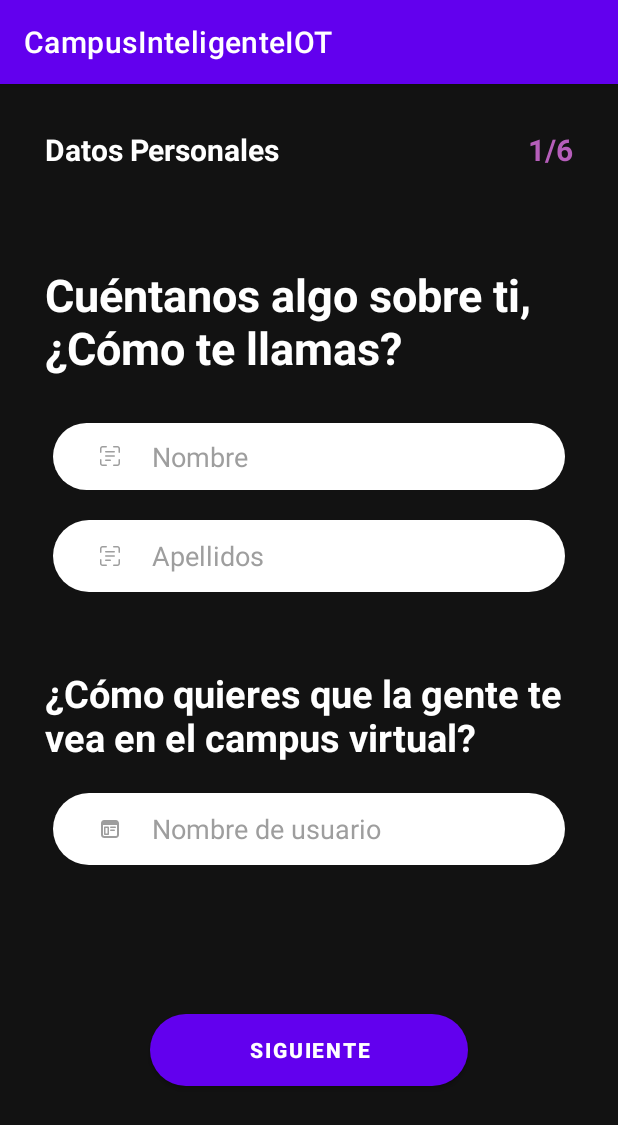
After one commit to Cristian1711/CampusInteligenteIOT, an Android app: the RegisterNameFragment screen opened through its navigation route, on a phone screen of 412 x 824 dp. The commit adds this screen. Shown: the top 1125 px of the screen. Run offline under Robolectric (Android 15) with nearby library versions, the phone set to English and light mode, and no system bars; our stand-ins replace Firebase (no records; nobody signed in at launch, a user with empty details on screens opened directly).

Commit message:
adicion de nuevos fragmentos autenticacion

```diff
--- /dev/null
+++ b/app/src/main/java/com/example/campusinteligenteiot/ui/authentication/registerdata/RegisterCollegeDegreeViewModel.kt
@@ -0,0 +1,6 @@
+package com.example.campusinteligenteiot.ui.authentication.registerdata
+
+import androidx.lifecycle.ViewModel
+
+class RegisterCollegeDegreeViewModel : ViewModel() {
+}
--- /dev/null
+++ b/app/src/main/java/com/example/campusinteligenteiot/ui/authentication/registerdata/RegisterNameFragment.kt
@@ -0,0 +1,97 @@
+package com.example.campusinteligenteiot.ui.authentication.registerdata
+
+import android.os.Bundle
+import androidx.fragment.app.Fragment
+import android.view.LayoutInflater
+import android.view.View
+import android.view.ViewGroup
+import android.widget.Toast
+import androidx.core.os.bundleOf
+import androidx.fragment.app.viewModels
+import androidx.navigation.fragment.findNavController
+import com.example.campusinteligenteiot.R
+import com.example.campusinteligenteiot.databinding.FragmentRegisterNameBinding
+
+class RegisterNameFragment : Fragment() {
+
+    private var NAME = "name"
+    private var SURNAME = "surname"
+    private var USERNAME = "username"
+    //private var PHONENUMBER = "phonenumber"
+
+    private val viewModel by viewModels<RegisterNameViewModel>()
+
+    //ViewBiding
+    private  var _binding: FragmentRegisterNameBinding? = null
+    // This property is only valid between onCreateView and
+    // onDestroyView.
+    private val binding get() = _binding!!
+
+    override fun onCreate(savedInstanceState: Bundle?) {
+        super.onCreate(savedInstanceState)
+
+        //val phoneNumber = arguments?.getString("phoneNumber")
+
+        //PHONENUMBER = phoneNumber!!
+    }
+    override fun onCreateView(
+        inflater: LayoutInflater, container: ViewGroup?,
+        savedInstanceState: Bundle?
+    ): View? {
+        // Inflate the layout for this fragment
+        _binding = FragmentRegisterNameBinding.inflate(inflater,container,false)
+        return binding.root
+    }
+
+    override fun onViewCreated(view: View, savedInstanceState: Bundle?) {
+        super.onViewCreated(view, savedInstanceState)
+        setUp()
+        viewModelSetUp()
+
+    }
+
+    private fun setUp() {
+        binding.nextButton.setOnClickListener {
+            val name = binding.nameEditText.text.toString()
+            val surname = binding.surnameEditText.text.toString()
+            val username = binding.userNameEditText.text.toString()
+
+            NAME = name
+            USERNAME = username
+            SURNAME = surname
+
+            viewModel.setValues(name,surname,username)
+        }
+    }
+
+    private fun viewModelSetUp() {
+        with(viewModel) {
+
+            successLD.observe(viewLifecycleOwner) {
+                activity?.also {
+                }
+                goNext()
+            }
+            errorLD.observe(viewLifecycleOwner) { msg->
+                activity?.also {
+                    Toast.makeText(context,msg, Toast.LENGTH_SHORT).show()
+                }
+            }
+        }
+    }
+
+    private fun goNext() {
+        val bundle = bundleOf(
+            //"phoneNumber" to PHONENUMBER,
+            "name" to NAME,
+            "surname" to SURNAME,
+            "username" to USERNAME,
+
+            )
+        findNavController().navigate(
+            R.id.action_registerNameFragment_to_registerCollegeDegreeFragment,
+            bundle)
+
+    }
+
+}
--- /dev/null
+++ b/app/src/main/java/com/example/campusinteligenteiot/ui/authentication/registerdata/RegisterNameViewModel.kt
@@ -0,0 +1,33 @@
+package com.example.campusinteligenteiot.ui.authentication.registerdata
+
+import androidx.lifecycle.LiveData
+import androidx.lifecycle.ViewModel
+import com.example.campusinteligenteiot.R
+import com.example.campusinteligenteiot.common.SingleLiveEvent
+
+class RegisterNameViewModel: ViewModel() {
+
+    private val errorSLE = SingleLiveEvent<Int>()
+    private val successSLE = SingleLiveEvent<Int>()
+    val errorLD: LiveData<Int> = errorSLE
+    val successLD: LiveData<Int> = successSLE
+
+    fun setValues(name: String, surname: String, username: String) {
+        if (name.isEmpty()) {
+            errorSLE.value = R.string.register_empty_name
+            return
+        }
+        else if (surname.isEmpty()) {
+            errorSLE.value = R.string.register_empty_surname
+            return
+        }
+        else if (username.isBlank()) {
+            errorSLE.value = R.string.register_empty_username
+            return
+        }
+        else {
+            successSLE.value = R.string.register_success
+        }
+    }
+
+}
--- a/app/src/main/java/com/example/campusinteligenteiot/ui/authentication/registerdata/VerifyEmailFragment.kt
+++ b/app/src/main/java/com/example/campusinteligenteiot/ui/authentication/registerdata/VerifyEmailFragment.kt
@@ -86,7 +86,6 @@ class VerifyEmailFragment : Fragment() {
     }
 
     private fun goToRegisterData() {
-        //findNavController().navigate(R.id.action_verifyEmailFragment_to_registerUserFragment)
-        //findNavController().navigate(R.id.action_verifyEmailFragment_to_phoneNumberFragment)
+        findNavController().navigate(R.id.action_verifyEmailFragment_to_registerNameFragment)
     }
 }
--- /dev/null
+++ b/app/src/main/res/layout/fragment_register_name.xml
@@ -0,0 +1,147 @@
+<?xml version="1.0" encoding="utf-8"?>
+<androidx.constraintlayout.widget.ConstraintLayout xmlns:android="http://schemas.android.com/apk/res/android"
+    xmlns:app="http://schemas.android.com/apk/res-auto"
+    xmlns:tools="http://schemas.android.com/tools"
+    android:layout_width="match_parent"
+    android:layout_height="match_parent"
+    tools:context=".ui.authentication.registerdata.RegisterNameFragment"
+    android:background="@color/colorBackground">
+
+    <EditText
+        android:id="@+id/nameEditText"
+        android:layout_width="match_parent"
+        android:layout_height="wrap_content"
+        android:layout_marginStart="35dp"
+        android:layout_marginTop="30dp"
+        android:layout_marginEnd="35dp"
+        android:background="@drawable/input"
+        android:drawableStart="@drawable/ic_text"
+        android:drawablePadding="20dp"
+        android:ems="10"
+        android:hint="Nombre"
+        android:inputType="textPersonName"
+        android:paddingStart="30dp"
+        android:textAlignment="textStart"
+        android:textColor="@color/black"
+        android:textColorHint="@color/colorHint"
+        app:layout_constraintEnd_toEndOf="parent"
+        app:layout_constraintHorizontal_bias="0.497"
+        app:layout_constraintStart_toStartOf="parent"
+        app:layout_constraintTop_toBottomOf="@+id/textView9" />
+
+    <EditText
+        android:id="@+id/surnameEditText"
+        android:layout_width="match_parent"
+        android:layout_height="wrap_content"
+        android:layout_marginStart="35dp"
+        android:layout_marginTop="20dp"
+        android:layout_marginEnd="35dp"
+        android:background="@drawable/input"
+        android:drawableStart="@drawable/ic_text"
+        android:drawablePadding="20dp"
+        android:ems="10"
+        android:hint="Apellidos"
+        android:inputType="textPersonName"
+        android:minHeight="48dp"
+        android:paddingStart="30dp"
+        android:textAlignment="textStart"
+        android:textColor="@color/black"
+        android:textColorHint="@color/colorHint"
+        app:layout_constraintEnd_toEndOf="parent"
+        app:layout_constraintStart_toStartOf="parent"
+        app:layout_constraintTop_toBottomOf="@+id/nameEditText" />
+
+    <EditText
+        android:id="@+id/userNameEditText"
+        android:layout_width="match_parent"
+        android:layout_height="wrap_content"
+        android:layout_marginStart="35dp"
+        android:layout_marginTop="20dp"
+        android:layout_marginEnd="35dp"
+        android:background="@drawable/input"
+        android:drawableStart="@drawable/ic_calendar"
+        android:drawablePadding="20dp"
+        android:ems="10"
+        android:hint="Nombre de usuario"
+        android:inputType="textPersonName"
+        android:minHeight="48dp"
+        android:paddingStart="30dp"
+        android:textAlignment="textStart"
+        android:textColor="@color/black"
+        android:textColorHint="@color/colorHint"
+        app:layout_constraintEnd_toEndOf="parent"
+        app:layout_constraintStart_toStartOf="parent"
+        app:layout_constraintTop_toBottomOf="@+id/textView10" />
+
+    <Button
+        android:id="@+id/nextButton"
+        android:layout_width="match_parent"
+        android:layout_height="wrap_content"
+        android:layout_marginStart="100dp"
+        android:layout_marginEnd="100dp"
+        android:layout_marginBottom="100dp"
+        android:background="@drawable/button_3"
+        android:text="Siguiente"
+        android:textColor="@color/white"
+        android:textStyle="bold"
+        app:layout_constraintBottom_toBottomOf="parent"
+        app:layout_constraintEnd_toEndOf="parent"
+        app:layout_constraintStart_toStartOf="parent" />
+
+    <TextView
+        android:id="@+id/textView8"
+        android:layout_width="wrap_content"
+        android:layout_height="wrap_content"
+        android:layout_marginStart="30dp"
+        android:layout_marginTop="30dp"
+        android:text="Datos Personales"
+        android:textColor="@color/white"
+        android:textSize="20sp"
+        android:textStyle="bold"
+        app:layout_constraintStart_toStartOf="parent"
+        app:layout_constraintTop_toTopOf="parent" />
+
+    <TextView
+        android:id="@+id/textView9"
+        android:layout_width="match_parent"
+        android:layout_height="wrap_content"
+        android:layout_marginStart="30dp"
+        android:layout_marginTop="120dp"
+        android:layout_marginEnd="30dp"
+        android:text="Cuéntanos algo sobre ti, ¿Cómo te llamas?"
+        android:textColor="@color/white"
+        android:textSize="30sp"
+        android:textStyle="bold"
+        app:layout_constraintEnd_toEndOf="parent"
+        app:layout_constraintStart_toStartOf="parent"
+        app:layout_constraintTop_toTopOf="parent" />
+
+    <TextView
+        android:id="@+id/textView10"
+        android:layout_width="match_parent"
+        android:layout_height="wrap_content"
+        android:layout_marginStart="30dp"
+        android:layout_marginTop="50dp"
+        android:layout_marginEnd="30dp"
+        android:text="¿Cómo quieres que la gente te vea en el campus virtual?"
+        android:textColor="@color/white"
+        android:textSize="25sp"
+        android:textStyle="bold"
+        app:layout_constraintEnd_toEndOf="parent"
+        app:layout_constraintStart_toStartOf="parent"
+        app:layout_constraintTop_toBottomOf="@+id/surnameEditText" />
+
+    <TextView
+        android:id="@+id/textView31"
+        android:layout_width="wrap_content"
+        android:layout_height="wrap_content"
+        android:layout_marginTop="30dp"
+        android:layout_marginEnd="30dp"
+        android:text="1/6"
+        android:textColor="@color/colorSecondary"
+        android:textSize="20sp"
+        android:textStyle="bold"
+        app:layout_constraintEnd_toEndOf="parent"
+        app:layout_constraintTop_toTopOf="parent" />
+
+</androidx.constraintlayout.widget.ConstraintLayout>
--- a/app/src/main/res/navigation/authentication_nav.xml
+++ b/app/src/main/res/navigation/authentication_nav.xml
@@ -39,5 +39,23 @@
         android:id="@+id/verifyEmailFragment"
         android:name="com.example.campusinteligenteiot.ui.authentication.registerdata.VerifyEmailFragment"
         android:label="fragment_verify_email"
-        tools:layout="@layout/fragment_verify_email" />
+        tools:layout="@layout/fragment_verify_email" >
+        <action
+            android:id="@+id/action_verifyEmailFragment_to_registerNameFragment"
+            app:destination="@id/registerNameFragment" />
+    </fragment>
+    <fragment
+        android:id="@+id/registerNameFragment"
+        android:name="com.example.campusinteligenteiot.ui.authentication.registerdata.RegisterNameFragment"
+        android:label="fragment_register_name"
+        tools:layout="@layout/fragment_register_name" >
+        <action
+            android:id="@+id/action_registerNameFragment_to_registerCollegeDegreeFragment"
+            app:destination="@id/registerCollegeDegreeFragment" />
+    </fragment>
+    <fragment
+        android:id="@+id/registerCollegeDegreeFragment"
+        android:name="com.example.campusinteligenteiot.ui.authentication.registerdata.RegisterCollegeDegreeFragment"
+        android:label="fragment_register_college_degree"
+        tools:layout="@layout/fragment_register_college_degree" />
 </navigation>
```
Also changed, not shown: app/src/main/java/com/example/campusinteligenteiot/ui/authentication/registerdata/RegisterCollegeDegreeFragment.kt (added, +103 -0 lines), app/src/main/res/layout/fragment_register_college_degree.xml (added, +92 -0 lines), app/src/main/res/layout/list_item.xml (added, +8 -0 lines), app/src/main/res/values/strings.xml (+7 -0 lines).
